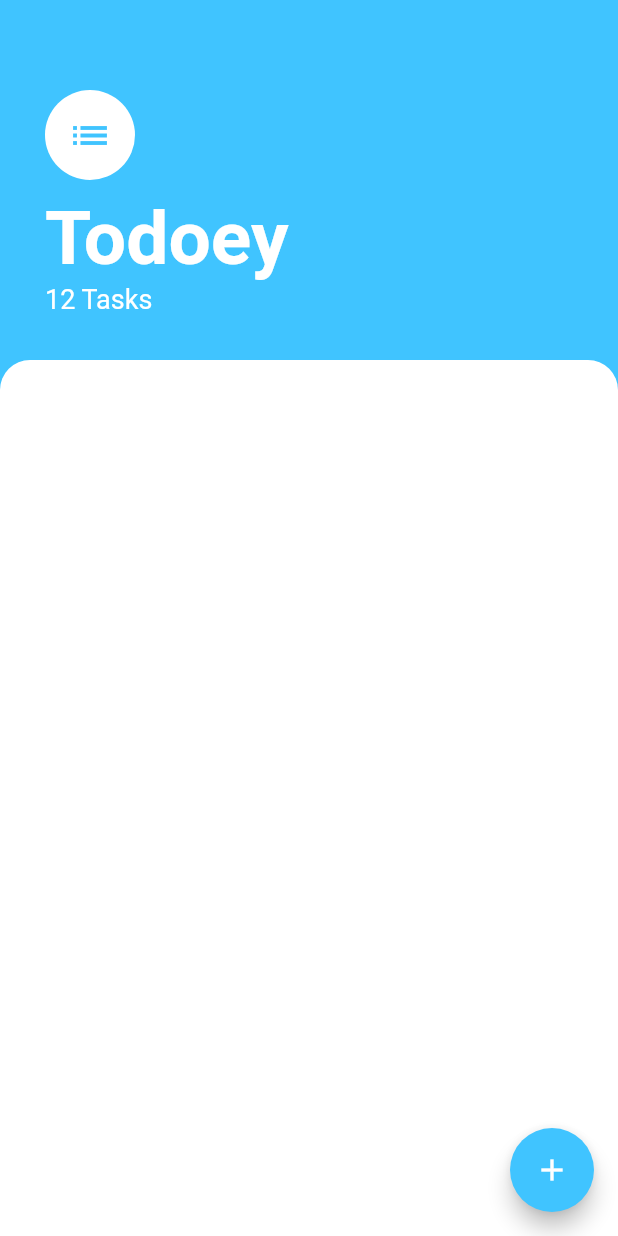
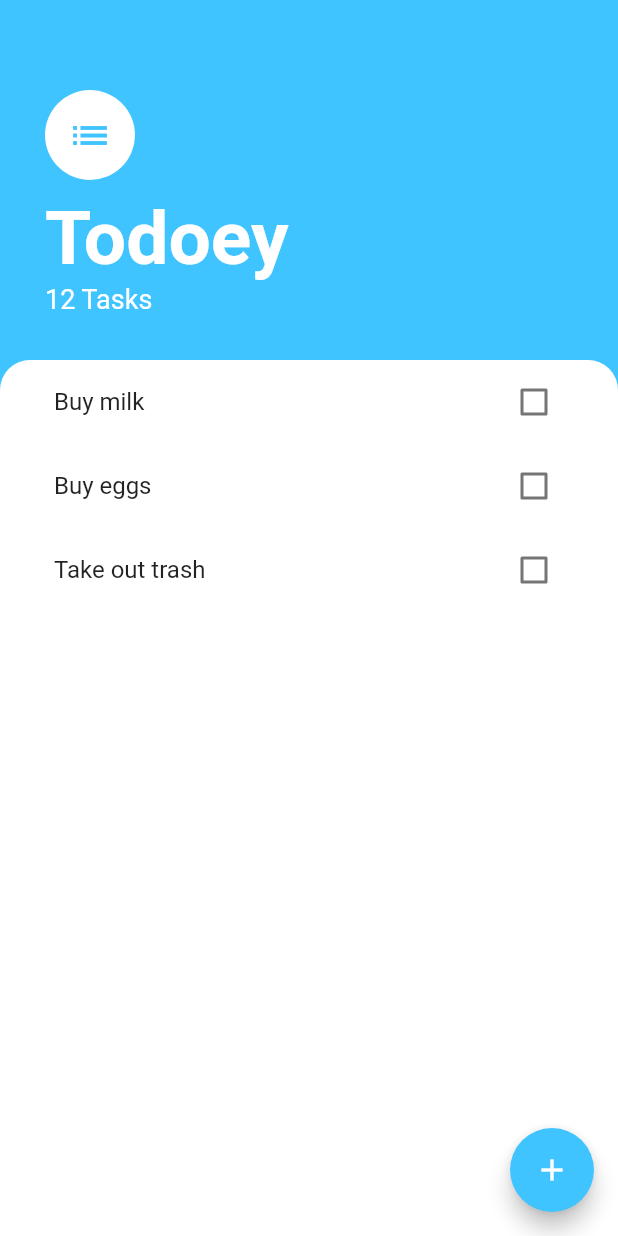
Before and after one commit to lanimortontran/todoey_flutter_from_scratch, a Flutter app: the screen it shows after launch, on a phone screen of 412 x 824 dp. Run offline on Flutter 3.47's test engine with Material 2 defaults, Android fonts, the phone set to English and light mode, and no system bars.

Commit message:
197. The ListView Challenge

```diff
--- /dev/null
+++ b/lib/models/todo_item.dart
@@ -0,0 +1,6 @@
+class ToDoItem {
+  String task;
+  bool completed = false;
+
+  ToDoItem(this.task);
+}
--- a/lib/screens/tasks_screen.dart
+++ b/lib/screens/tasks_screen.dart
@@ -1,4 +1,5 @@
 import 'package:flutter/material.dart';
+import 'package:todoey_flutter_from_scratch/widgets/tasks_list.dart';
 
 class TasksScreen extends StatelessWidget {
   const TasksScreen({Key? key}) : super(key: key);
@@ -57,13 +58,15 @@ class TasksScreen extends StatelessWidget {
           ),
           Expanded(
             child: Container(
+              padding: const EdgeInsets.symmetric(horizontal: 20.0),
               decoration: const BoxDecoration(
                 color: Colors.white,
                 borderRadius: BorderRadius.only(
                   topLeft: Radius.circular(20.0),
-                  topRight: const Radius.circular(20.0),
+                  topRight: Radius.circular(20.0),
                 ),
               ),
+              child: TasksList(),
             ),
           ),
         ],
--- /dev/null
+++ b/lib/widgets/task_tile.dart
@@ -0,0 +1,20 @@
+import 'package:flutter/material.dart';
+import 'package:todoey_flutter_from_scratch/models/todo_item.dart';
+
+class TaskTile extends StatelessWidget {
+  const TaskTile({
+    Key? key,
+    required this.todoItem,
+  }) : super(key: key);
+
+  final ToDoItem todoItem;
+
+  @override
+  Widget build(BuildContext context) {
+    return CheckboxListTile(
+      title: Text(todoItem.task),
+      value: todoItem.completed,
+      onChanged: (value) {},
+    );
+  }
+}
--- /dev/null
+++ b/lib/widgets/tasks_list.dart
@@ -0,0 +1,22 @@
+import 'package:flutter/material.dart';
+import 'package:todoey_flutter_from_scratch/models/todo_item.dart';
+import 'package:todoey_flutter_from_scratch/widgets/task_tile.dart';
+
+class TasksList extends StatelessWidget {
+  List<ToDoItem> todoItems = [
+    ToDoItem('Buy milk'),
+    ToDoItem('Buy eggs'),
+    ToDoItem('Take out trash'),
+  ];
+
+  @override
+  Widget build(BuildContext context) {
+    return ListView.builder(
+      itemCount: todoItems.length,
+      itemBuilder: (BuildContext context, int index) {
+        ToDoItem todoItem = todoItems[index];
+        return TaskTile(todoItem: todoItem);
+      },
+    );
+  }
+}
```
